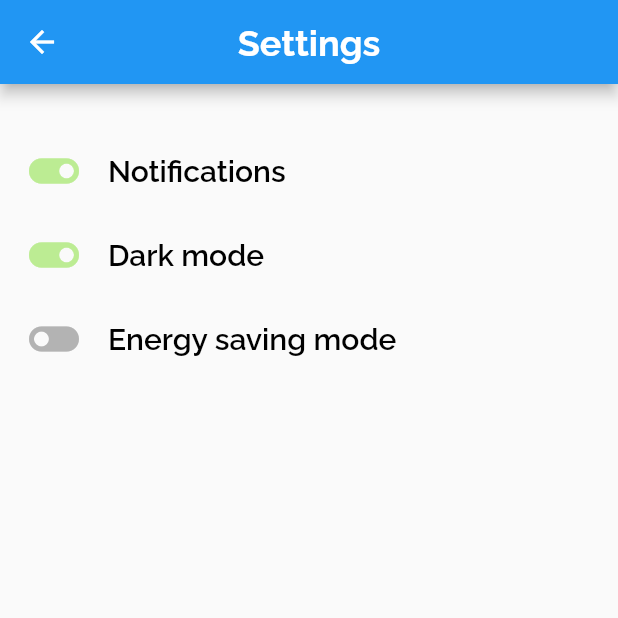
After one commit to MohammadAlAgha/luminexa, a Flutter app: the settingsPage screen opened directly, on a phone screen of 412 x 824 dp, the top half of it. The commit adds this screen. Run offline on Flutter 3.47's test engine with Material 2 defaults, Android fonts, the phone set to English and light mode, and no system bars; our stand-ins replace flutter_svg, google_nav_bar.

Commit message:
Frontend: Added the structure of the settings page

```diff
--- /dev/null
+++ b/luminexa_mobile/lib/screens/settingsPage.dart
@@ -0,0 +1,85 @@
+import 'package:flutter/material.dart';
+import 'package:luminexa_mobile/screens/systemPage.dart';
+
+class settingsPage extends StatefulWidget {
+  const settingsPage({super.key});
+
+  @override
+  State<settingsPage> createState() => _settingsPageState();
+}
+
+class _settingsPageState extends State<settingsPage> {
+  @override
+  Widget build(BuildContext context) {
+    return Scaffold(
+      appBar: AppBar(
+        title: Text(
+          "Settings",
+          style: TextStyle(
+              fontFamily: "Raleway", fontWeight: FontWeight.bold, fontSize: 24),
+        ),
+        centerTitle: true,
+        leading: IconButton(
+          onPressed: () {
+            Navigator.of(context)
+                .pop(MaterialPageRoute(builder: (BuildContext context) {
+              return settingsPage();
+            }));
+          },
+          icon: Icon(Icons.arrow_back),
+        ),
+      ),
+      body: SafeArea(
+          child: Padding(
+        padding: const EdgeInsets.symmetric(horizontal: 0, vertical: 30),
+        child: ListView(
+          shrinkWrap: true,
+          children: [
+            ListTile(
+              leading: Icon(
+                Icons.toggle_on,
+                size: 40,
+                color: Color.fromARGB(255, 188, 236, 147),
+              ),
+              title: Text(
+                "Notifications",
+                style: TextStyle(
+                    fontFamily: "ralewayBold",
+                    color: Colors.black,
+                    fontSize: 20),
+              ),
+            ),
+            ListTile(
+              leading: Icon(
+                Icons.toggle_on,
+                size: 40,
+                color: Color.fromARGB(255, 188, 236, 147),
+              ),
+              title: Text(
+                "Dark mode",
+                style: TextStyle(
+                    fontFamily: "ralewayBold",
+                    color: Colors.black,
+                    fontSize: 20),
+              ),
+            ),
+            ListTile(
+              leading: Icon(
+                Icons.toggle_off,
+                size: 40,
+                color: Color.fromARGB(255, 179, 179, 179),
+              ),
+              title: Text(
+                "Energy saving mode",
+                style: TextStyle(
+                    fontFamily: "ralewayBold",
+                    color: Colors.black,
+                    fontSize: 20),
+              ),
+            ),
+          ],
+        ),
+      )),
+    );
+  }
+}
--- a/luminexa_mobile/lib/screens/systemPage.dart
+++ b/luminexa_mobile/lib/screens/systemPage.dart
@@ -4,15 +4,16 @@ import 'package:luminexa_mobile/screens/ledPage.dart';
 import 'package:luminexa_mobile/screens/modePage.dart';
 import 'package:luminexa_mobile/screens/notificationPage.dart';
 import 'package:luminexa_mobile/screens/schedulePage.dart';
+import 'package:luminexa_mobile/screens/settingsPage.dart';
 
-class system extends StatefulWidget {
-  const system({super.key});
+class systemPage extends StatefulWidget {
+  const systemPage({super.key});
 
   @override
-  State<system> createState() => _systemState();
+  State<systemPage> createState() => _systemPageState();
 }
 
-class _systemState extends State<system> {
+class _systemPageState extends State<systemPage> {
   @override
   int currentIndex = 0;
   void navigateTab(index) {
@@ -83,7 +84,12 @@ class _systemState extends State<system> {
           centerTitle: true,
           actions: [
             IconButton(
-              onPressed: () {},
+              onPressed: () {
+                Navigator.of(context)
+                    .push(MaterialPageRoute(builder: (BuildContext context) {
+                  return settingsPage();
+                }));
+              },
               icon: Icon(Icons.settings),
             )
           ],
```
